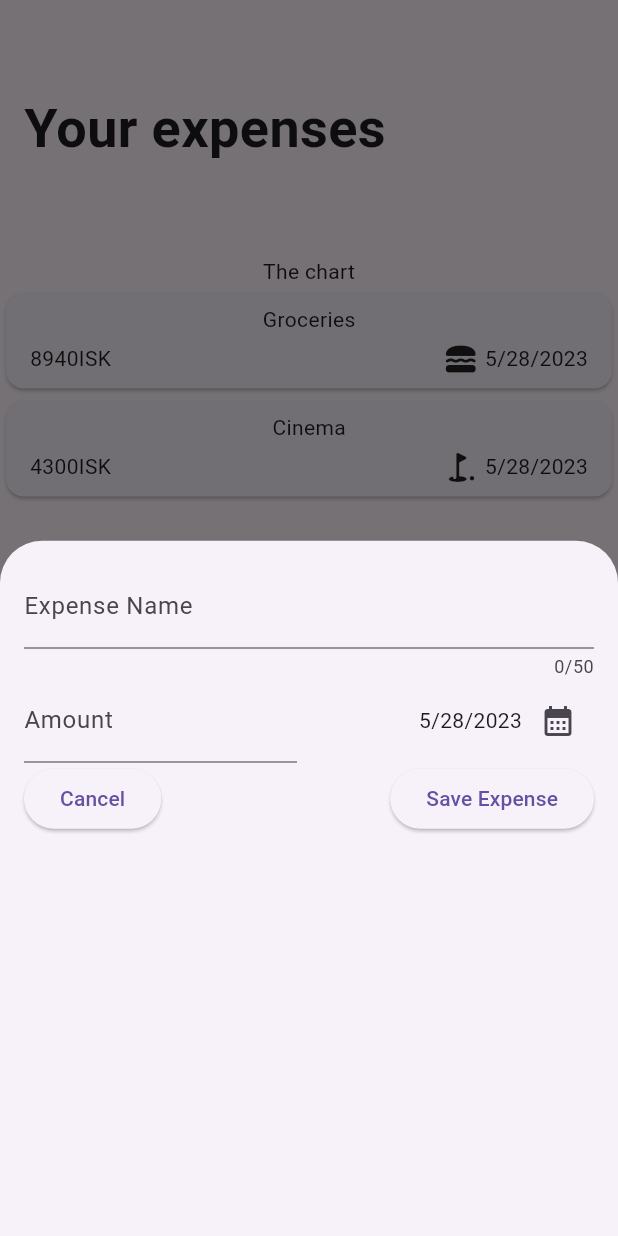
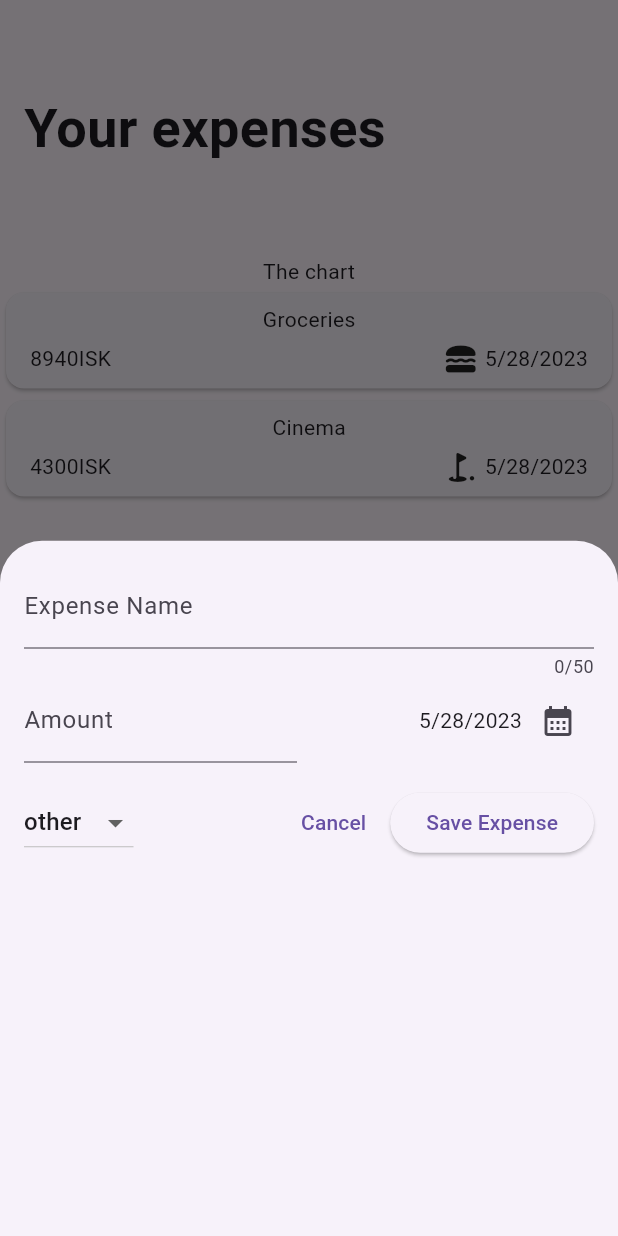
Before and after one commit to c-abbott/big_spender, a Flutter app: the screen it shows after launch, after a tap on the "add" icon, on a phone screen of 412 x 824 dp. Run offline on Flutter 3.47's test engine with Material 2 defaults, Android fonts, the phone set to English and light mode, and no system bars.

Commit message:
Invalid input dialog added

```diff
--- a/lib/widgets/new_expense.dart
+++ b/lib/widgets/new_expense.dart
@@ -11,8 +11,8 @@ class NewExpense extends StatefulWidget {
 class _NewExpenseState extends State<NewExpense> {
   final _titleController = TextEditingController();
   final _amountController = TextEditingController();
-  DateTime _selectedDate =
-      DateTime.now(); // set initial date to current datetime
+  DateTime _selectedDate = DateTime.now();
+  Category _selectedCategory = Category.other;
 
   void _presentDatePicker() async {
     final now = DateTime.now();
@@ -26,6 +26,28 @@ class _NewExpenseState extends State<NewExpense> {
       setState(() {
         _selectedDate = pickedDate;
       });
+    }
+  }
+
+  void _submitExpenseData() {
+    final enteredAmount = double.tryParse(_amountController.text);
+    final amountIsInvalid = enteredAmount == null || enteredAmount <= 0;
+
+    if (_titleController.text.trim().isEmpty || amountIsInvalid) {
+      showDialog(
+          context: context,
+          builder: ((ctx) => AlertDialog(
+                title: const Text('Invalid Input'),
+                content: const Text(
+                    'You need to give your expense a name and a valid amount🤝'),
+                actions: [
+                  TextButton(
+                    onPressed: () => Navigator.of(ctx).pop(),
+                    child: const Text('Okay'),
+                  )
+                ],
+              )));
+      return;
     }
   }
 
@@ -66,29 +88,43 @@ class _NewExpenseState extends State<NewExpense> {
                 mainAxisAlignment: MainAxisAlignment.end,
                 crossAxisAlignment: CrossAxisAlignment.center,
                 children: [
-                  Text(
-                      '${formatter.format(_selectedDate)}'), // display the selected date
+                  Text(formatter
+                      .format(_selectedDate)), // display the selected date
                   IconButton(
                       onPressed: _presentDatePicker,
-                      icon: Icon(Icons.calendar_month)),
+                      icon: const Icon(Icons.calendar_month)),
                 ],
               ),
             )
           ],
         ),
+        const SizedBox(height: 16),
         Row(
           children: [
-            ElevatedButton(
+            DropdownButton(
+                value: _selectedCategory,
+                items: Category.values
+                    .map((category) => DropdownMenuItem(
+                        value: category, child: Text(category.name)))
+                    .toList(),
+                onChanged: (value) {
+                  if (value == null) {
+                    return;
+                  }
+                  setState(() {
+                    _selectedCategory = value;
+                  });
+                }),
+            const Spacer(),
+            TextButton(
                 onPressed: () {
                   Navigator.pop(context);
                 },
                 child: const Text('Cancel')),
-            const Spacer(),
+            const SizedBox(width: 4),
             ElevatedButton(
-                onPressed: () {
-                  print(_titleController.text);
-                  print(_amountController.text);
-                },
+                onPressed:
+                    _submitExpenseData, // call the function when the button is pressed
                 child: const Text('Save Expense'))
           ],
         )
```
